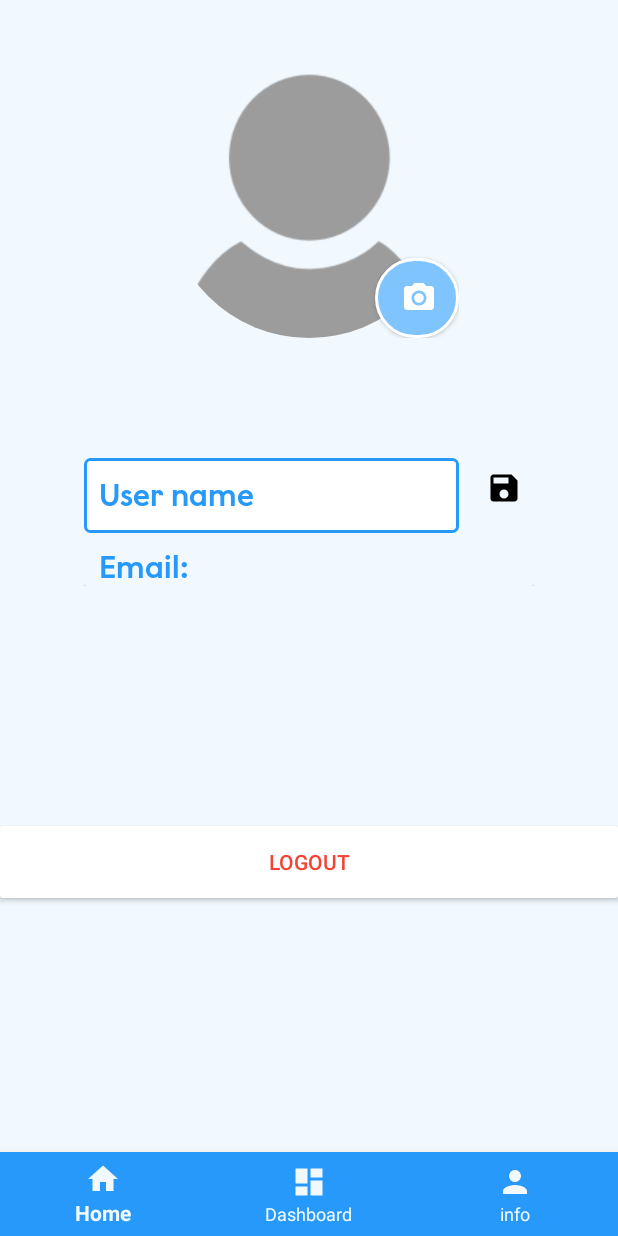
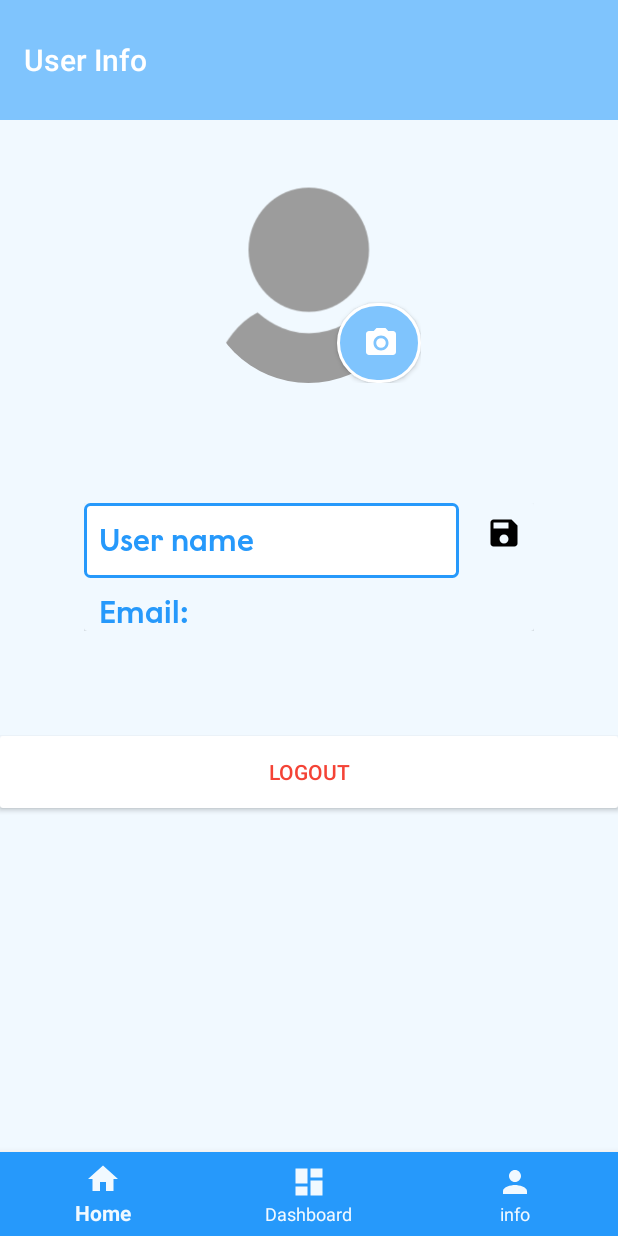
Before and after one commit to Mutegisamuel/SafariCare, an Android app: the fragment infoFragment placed in its activity, on a phone screen of 412 x 824 dp. Run offline under Robolectric (Android 15) with nearby library versions, the phone set to English and light mode, and no system bars; our stand-ins replace CircleImageView, Firebase (no records; nobody signed in at launch, a user with empty details on screens opened directly); libraries missing offline, so code that uses them is left out: com.github.anastr.speedviewlib; 2 statements that could not run were skipped.

Commit message:
small update

```diff
--- a/app/src/main/res/layout/fragment_info.xml
+++ b/app/src/main/res/layout/fragment_info.xml
@@ -7,10 +7,19 @@
     android:orientation="vertical"
     android:background="@color/colorAccent">
 
+    <android.support.v7.widget.Toolbar
+        android:layout_width="match_parent"
+        android:layout_height="80dp"
+        android:background="@color/colorPrimary"
+        app:title="User Info"
+        app:titleTextColor="@color/white">
+
+    </android.support.v7.widget.Toolbar>
+
     <RelativeLayout
         android:id="@+id/infopic"
-        android:layout_width="200dp"
-        android:layout_height="200dp"
+        android:layout_width="150dp"
+        android:layout_height="150dp"
         android:layout_below="@+id/relativeLayout"
         android:layout_centerHorizontal="true"
         android:layout_marginBottom="80dp"
@@ -100,7 +109,7 @@
         android:layout_height="wrap_content"
         android:layout_gravity="bottom"
         android:layout_weight="0"
-        android:layout_marginTop="90dp"
+        android:layout_marginTop="0dp"
         android:background="@color/colorPrimaryDark">
 
     <Button
```
